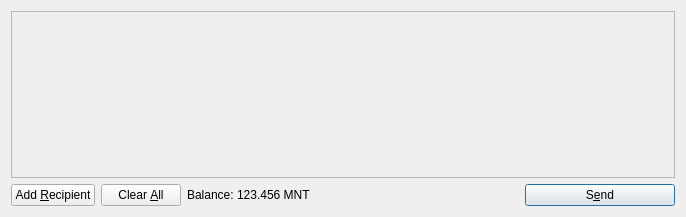
The window that src/qt/forms/sendcoinsdialog.ui (MintcoinCommunity/Mintcoin-Desktop-Wallet) describes before a commit, drawn with Qt 5.
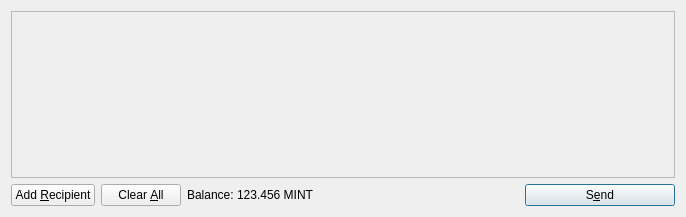
The same window after the commit. Icons and pictures are not drawn.

What changed in the file:
```diff
--- a/src/qt/forms/sendcoinsdialog.ui
+++ b/src/qt/forms/sendcoinsdialog.ui
@@ -119,7 +119,7 @@
           <cursorShape>IBeamCursor</cursorShape>
          </property>
          <property name="text">
-          <string>123.456 MNT</string>
+          <string>123.456 MINT</string>
          </property>
          <property name="textInteractionFlags">
           <set>Qt::LinksAccessibleByMouse|Qt::TextSelectableByKeyboard|Qt::TextSelectableByMouse</set>
```
